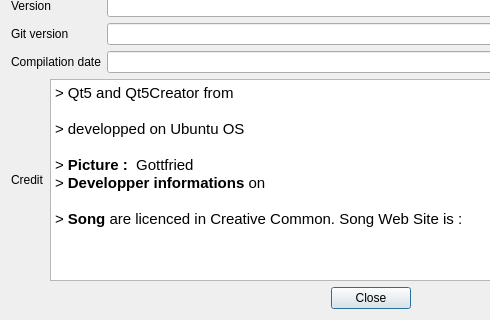
Qt form chordv/src/dialogabout.ui (jpcima/chordv) before a commit; both pictures show x 0 to 490 and y 156 to 476 of the 742 by 476 pixel window.
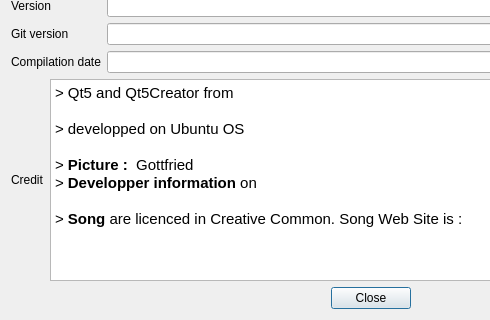
The same form after that commit. Icons and pictures are not drawn.

The edit to the form file:
```diff
--- a/chordv/src/dialogabout.ui
+++ b/chordv/src/dialogabout.ui
@@ -201,7 +201,7 @@
 &lt;p style=&quot; margin-top:0px; margin-bottom:0px; margin-left:0px; margin-right:0px; -qt-block-indent:0; text-indent:0px;&quot;&gt;&lt;span style=&quot; font-family:'Ubuntu'; font-size:11pt;&quot;&gt;&amp;gt; developped on Ubuntu OS &lt;/span&gt;&lt;/p&gt;
 &lt;p align=&quot;right&quot; style=&quot; margin-top:0px; margin-bottom:0px; margin-left:0px; margin-right:0px; -qt-block-indent:0; text-indent:0px;&quot;&gt;&lt;a href=&quot;http://www.qt-project.org&quot;&gt;&lt;span style=&quot; font-family:'Ubuntu'; font-size:11pt; text-decoration: underline; color:#0000ff;&quot;&gt;http://www.ubuntu.com&lt;/span&gt;&lt;/a&gt;&lt;/p&gt;
 &lt;p style=&quot; margin-top:0px; margin-bottom:0px; margin-left:0px; margin-right:0px; -qt-block-indent:0; text-indent:0px;&quot;&gt;&lt;span style=&quot; font-family:'Ubuntu'; font-size:11pt;&quot;&gt;&amp;gt; &lt;/span&gt;&lt;span style=&quot; font-family:'Ubuntu'; font-size:11pt; font-weight:600;&quot;&gt;Picture : &lt;/span&gt;&lt;span style=&quot; font-family:'Ubuntu'; font-size:11pt;&quot;&gt; Gottfried&lt;/span&gt;&lt;/p&gt;
-&lt;p style=&quot; margin-top:0px; margin-bottom:0px; margin-left:0px; margin-right:0px; -qt-block-indent:0; text-indent:0px;&quot;&gt;&lt;span style=&quot; font-family:'Ubuntu'; font-size:11pt;&quot;&gt;&amp;gt;&lt;/span&gt;&lt;span style=&quot; font-family:'Ubuntu'; font-size:11pt; font-weight:600;&quot;&gt; Developper informations &lt;/span&gt;&lt;span style=&quot; font-family:'Ubuntu'; font-size:11pt;&quot;&gt;on &lt;/span&gt;&lt;/p&gt;
+&lt;p style=&quot; margin-top:0px; margin-bottom:0px; margin-left:0px; margin-right:0px; -qt-block-indent:0; text-indent:0px;&quot;&gt;&lt;span style=&quot; font-family:'Ubuntu'; font-size:11pt;&quot;&gt;&amp;gt;&lt;/span&gt;&lt;span style=&quot; font-family:'Ubuntu'; font-size:11pt; font-weight:600;&quot;&gt; Developper information &lt;/span&gt;&lt;span style=&quot; font-family:'Ubuntu'; font-size:11pt;&quot;&gt;on &lt;/span&gt;&lt;/p&gt;
 &lt;p align=&quot;right&quot; style=&quot; margin-top:0px; margin-bottom:0px; margin-left:0px; margin-right:0px; -qt-block-indent:0; text-indent:0px;&quot;&gt;&lt;a href=&quot;http://www.gillesmaire.com&quot;&gt;&lt;span style=&quot; font-family:'Ubuntu'; font-size:11pt; text-decoration: underline; color:#0000ff;&quot;&gt;http://www.gillesmaire.com&lt;/span&gt;&lt;/a&gt;&lt;span style=&quot; font-family:'Ubuntu'; font-size:11pt;&quot;&gt;l&lt;/span&gt;&lt;/p&gt;
 &lt;p style=&quot; margin-top:0px; margin-bottom:0px; margin-left:0px; margin-right:0px; -qt-block-indent:0; text-indent:0px;&quot;&gt;&lt;span style=&quot; font-family:'Ubuntu'; font-size:11pt;&quot;&gt;&amp;gt; &lt;/span&gt;&lt;span style=&quot; font-family:'Ubuntu'; font-size:11pt; font-weight:600;&quot;&gt;Song&lt;/span&gt;&lt;span style=&quot; font-family:'Ubuntu'; font-size:11pt;&quot;&gt; are licenced in Creative Common. Song Web Site is : &lt;/span&gt;&lt;/p&gt;
 &lt;p align=&quot;right&quot; style=&quot; margin-top:0px; margin-bottom:0px; margin-left:0px; margin-right:0px; -qt-block-indent:0; text-indent:0px;&quot;&gt;&lt;a href=&quot;http://www.qt-project.org&quot;&gt;&lt;span style=&quot; font-family:'Ubuntu'; font-size:11pt; text-decoration: underline; color:#0000ff;&quot;&gt;http://www.lesjetesdelencre.com&lt;/span&gt;&lt;/a&gt;&lt;/p&gt;
```
